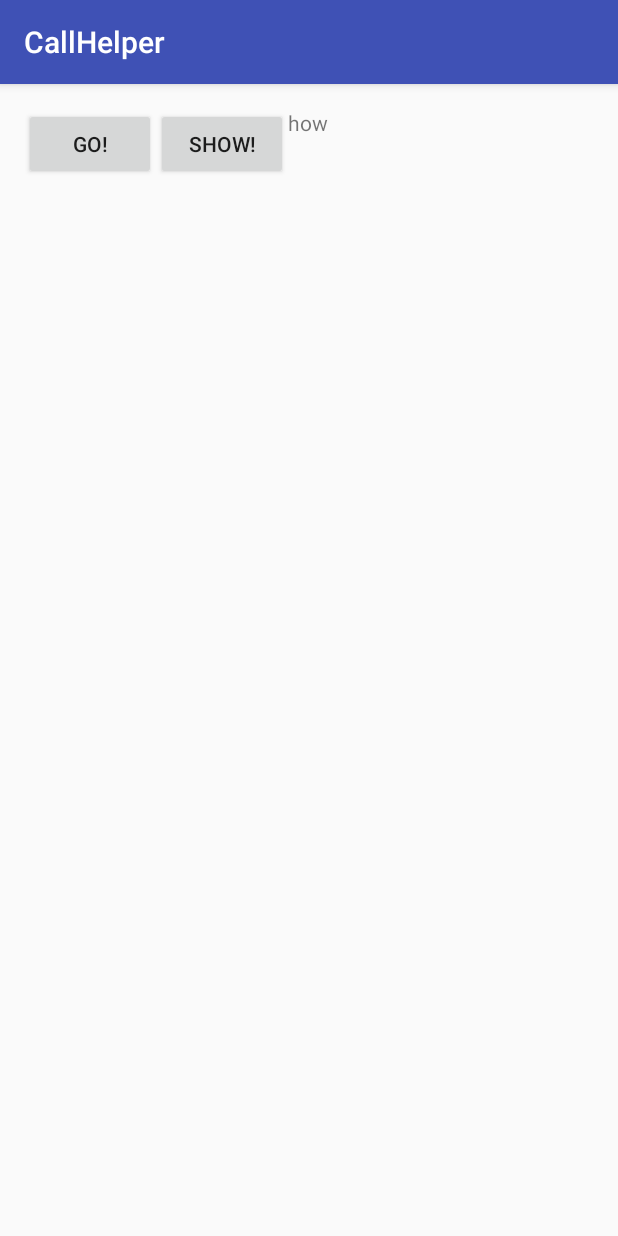
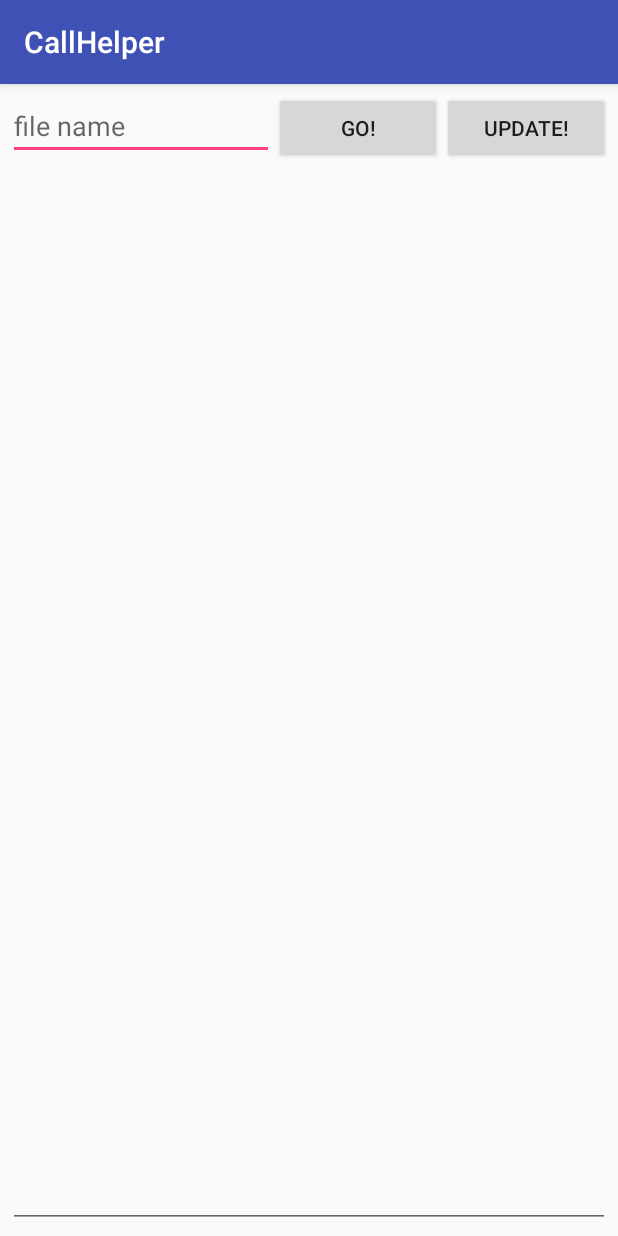
Before and after one commit to su033503/supernova, an Android app: the screen it shows after launch (MainActivity), after a tap on "GO!", on a phone screen of 412 x 824 dp. Run offline under Robolectric (Android 15) with nearby library versions, the phone set to English and light mode, and no system bars; 5 statements that could not run were skipped.

Commit message:
http통신으로 google speech api에 접속하고 결과를 받아와 EditText에 출력하는거 가능

```diff
--- a/CallHelper/app/build.gradle
+++ b/CallHelper/app/build.gradle
@@ -20,7 +20,8 @@ android {
 }
 
 dependencies {
-    compile fileTree(dir: 'libs', include: ['*.jar'])
+    compile fileTree(include: ['*.jar'], dir: 'libs')
     testCompile 'junit:junit:4.12'
     compile 'com.android.support:appcompat-v7:23.2.1'
+    compile files('libs/json-simple-1.1.1.jar')
 }
--- a/CallHelper/app/src/main/java/supernova/com/callhelper/MainActivity.java
+++ b/CallHelper/app/src/main/java/supernova/com/callhelper/MainActivity.java
@@ -1,117 +1,71 @@
 package supernova.com.callhelper;
 
-import android.app.Activity;
-import android.os.AsyncTask;
-import android.os.Environment;
+import android.Manifest;
+import android.os.Handler;
+import android.os.Message;
+import android.support.v4.app.ActivityCompat;
 import android.support.v7.app.AppCompatActivity;
 import android.os.Bundle;
 import android.view.View;
 import android.widget.Button;
+import android.widget.EditText;
 import android.widget.TextView;
 import android.widget.Toast;
 
-import java.io.File;
-import java.io.FileInputStream;
-import java.io.FileOutputStream;
-import java.io.InputStream;
-import java.io.OutputStream;
-import java.net.URL;
-import java.net.URLConnection;
-import java.nio.MappedByteBuffer;
-import java.nio.channels.FileChannel;
-import java.util.Scanner;
-
-import javax.net.ssl.HttpsURLConnection;
+import java.util.ArrayList;
 
 public class MainActivity extends AppCompatActivity {
 
-    Button btn1, btn2;
-    TextView tv;
-    Integer resCode = -1;
+    Button goBtn, updateBtn;
+    EditText filename, editText;
+    private String[] per =  new String[]{Manifest.permission.WRITE_EXTERNAL_STORAGE, Manifest.permission.READ_EXTERNAL_STORAGE};    //sd카드에 저장하고 읽어오는 퍼미션
+    String fileName;
+    SpeechManager manager = new SpeechManager(this);
+    ArrayList<String> results = new ArrayList<String>();
+    String totalText="";
 
     @Override
     protected void onCreate(Bundle savedInstanceState) {
         super.onCreate(savedInstanceState);
         setContentView(R.layout.activity_main);
+        goBtn = (Button)findViewById(R.id.goBtn);
+        filename = (EditText)findViewById(R.id.filename);
+        editText = (EditText)findViewById(R.id.editText);
+        updateBtn = (Button)findViewById(R.id.updateBtn);
 
-        File f = new File(Environment.getExternalStorageDirectory().getAbsolutePath()+"/good");
-        f.mkdir();
+        ActivityCompat.requestPermissions(this, per, 2);    //권한 설정 나중엔 권한 확인하고 없으면 권한설정으로 바꿔야함, 어플 실행시로 이동하면 좋을듯
 
-        btn1 = (Button)findViewById(R.id.btn1);
-        btn1.setOnClickListener(new View.OnClickListener() {
+        manager.start();
+
+        goBtn.setOnClickListener(new View.OnClickListener() {
             @Override
             public void onClick(View v) {
-                new HttpThreadClass().execute();
-                Toast.makeText(getApplicationContext(), resCode.toString(),Toast.LENGTH_SHORT).show();
+                manager.addFile("rec1.pcm");
+                manager.addFile("rec2.pcm");
+                manager.addFile("rec3.pcm");
+                manager.addFile("rec4.pcm");
+
             }
         });
-        tv = (TextView)findViewById(R.id.textView);
-        tv.setText("how");
+        updateBtn.setOnClickListener(new View.OnClickListener() {
+            @Override
+            public void onClick(View v) {
+                editText.setText(totalText);
+                Toast.makeText(MainActivity.this, totalText, Toast.LENGTH_LONG).show();
+            }
+        });
     }
 
-    private class HttpThreadClass extends AsyncTask<String,String,String>{
+    public void setTotalText(String totalText){
+        this.totalText = totalText;
+    }
 
-        String speechApiURL = "https://www.google.com/speech-api/v2/recognize";
-        String apiKey = "AIzaSyAjMHB85JfptvetxeHbHdwcrY8HnWdtnKI";
-        String conURL = speechApiURL+"?output=json&lang=ko-KR&key="+apiKey;
-
-        @Override
-        protected String doInBackground(String... params) {
-            doitHttp();
-            return null;
-        }
-
-        private void doitHttp(){
-            byte[] data=null;
-            OutputStream out = null;
-
-            Scanner inSt = null;
-            String res="";
-            try {
-                URL url = new URL(conURL);
-                URLConnection con = url.openConnection();
-                HttpsURLConnection httpconn = (HttpsURLConnection)con;
-                httpconn.setAllowUserInteraction(false);
-                httpconn.setInstanceFollowRedirects(true);
-                httpconn.setRequestMethod("POST");
-                httpconn.setDoOutput(true);
-                httpconn.setChunkedStreamingMode(0);
-                httpconn.setRequestProperty("Content-Type", "audio/l16; rate=16000");
-
-                httpconn.connect();
-
-                try{
-                    String fileDir = Environment.getExternalStorageDirectory().getAbsolutePath()+"/rec1.pcm";
-                    File file = new File(fileDir);
-                    FileInputStream fis = new FileInputStream(file);
-                    FileChannel fc = fis.getChannel();
-
-                    int size = (int)fc.size();
-                    MappedByteBuffer bb = fc.map(FileChannel.MapMode.READ_ONLY,0,size);
-                    data = new byte[bb.remaining()];
-                    bb.get(data);
-                }catch(Exception e){
-                    e.printStackTrace();
-                }
-
-                try{
-                    out = httpconn.getOutputStream();
-                    out.write(data);
-                    resCode = httpconn.getResponseCode();
-
-
-
-                }catch (Exception e){
-                    e.printStackTrace();
-                }
-                inSt = new Scanner(httpconn.getInputStream());
-                while(inSt.hasNext()){
-                    res+=(inSt.nextLine());
-                }
-                tv.setText(res);
-            }catch (Exception e){
-                e.printStackTrace();
+    Handler handler = new Handler(){
+        public void handleMessage(Message msg) {
+            Toast.makeText(MainActivity.this, totalText, Toast.LENGTH_LONG).show();
+            if(msg.what==0){
+                editText.setText(totalText);
             }
         }
-    }
+    };
 }
--- a/CallHelper/app/src/main/res/layout/activity_main.xml
+++ b/CallHelper/app/src/main/res/layout/activity_main.xml
@@ -3,26 +3,40 @@
     xmlns:tools="http://schemas.android.com/tools"
     android:layout_width="match_parent"
     android:layout_height="match_parent"
-    android:paddingBottom="@dimen/activity_vertical_margin"
-    android:paddingLeft="@dimen/activity_horizontal_margin"
-    android:paddingRight="@dimen/activity_horizontal_margin"
-    android:paddingTop="@dimen/activity_vertical_margin"
+    android:orientation="vertical"
+    android:padding="5dp"
     tools:context="supernova.com.callhelper.MainActivity">
 
-    <Button
-    android:layout_width="wrap_content"
-    android:layout_height="wrap_content"
-    android:text="Go!"
-    android:id="@+id/btn1"/>
-
-    <Button
-        android:layout_width="wrap_content"
+    <LinearLayout
+        android:layout_width="match_parent"
         android:layout_height="wrap_content"
-        android:text="show!"
-        android:id="@+id/btn2"/>
-
-    <TextView
+        android:orientation="horizontal">
+        <EditText
+            android:layout_weight="4"
+            android:layout_width="wrap_content"
+            android:layout_height="wrap_content"
+            android:id="@+id/filename"
+            android:hint="file name"/>
+        <Button
+            android:layout_weight="1"
+            android:layout_width="wrap_content"
+            android:layout_height="wrap_content"
+            android:id="@+id/goBtn"
+            android:text="GO!"/>
+        <Button
+            android:layout_weight="1"
+            android:layout_width="wrap_content"
+            android:layout_height="wrap_content"
+            android:id="@+id/updateBtn"
+            android:text="update!"/>
+    </LinearLayout>
+    <LinearLayout
         android:layout_width="match_parent"
-        android:layout_height="match_parent"
-        android:id="@+id/textView"/>
+        android:layout_height="match_parent">
+        <EditText
+            android:layout_width="match_parent"
+            android:layout_height="match_parent"
+            android:editable="false"
+            android:id="@+id/editText"/>
+    </LinearLayout>
 </LinearLayout>
```
